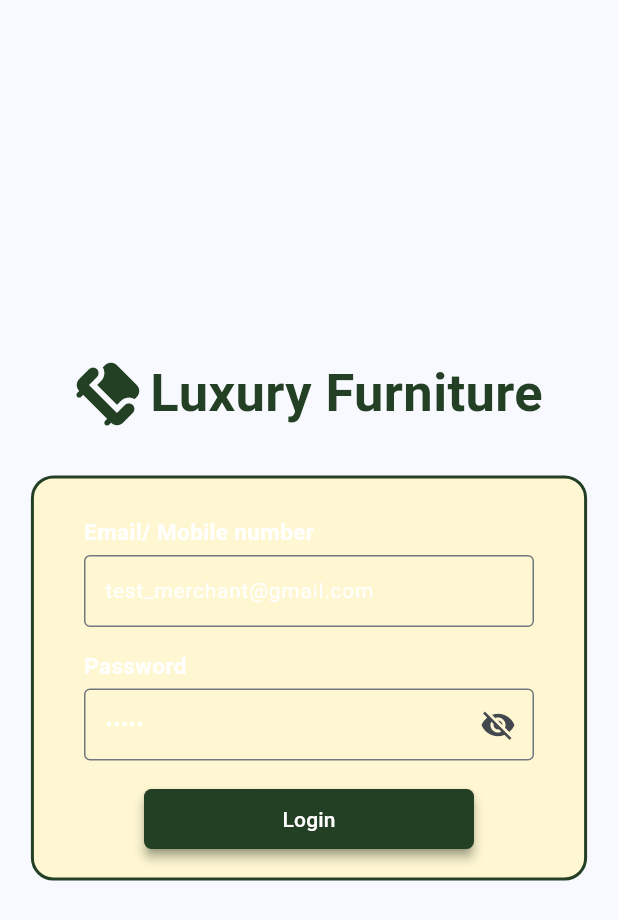
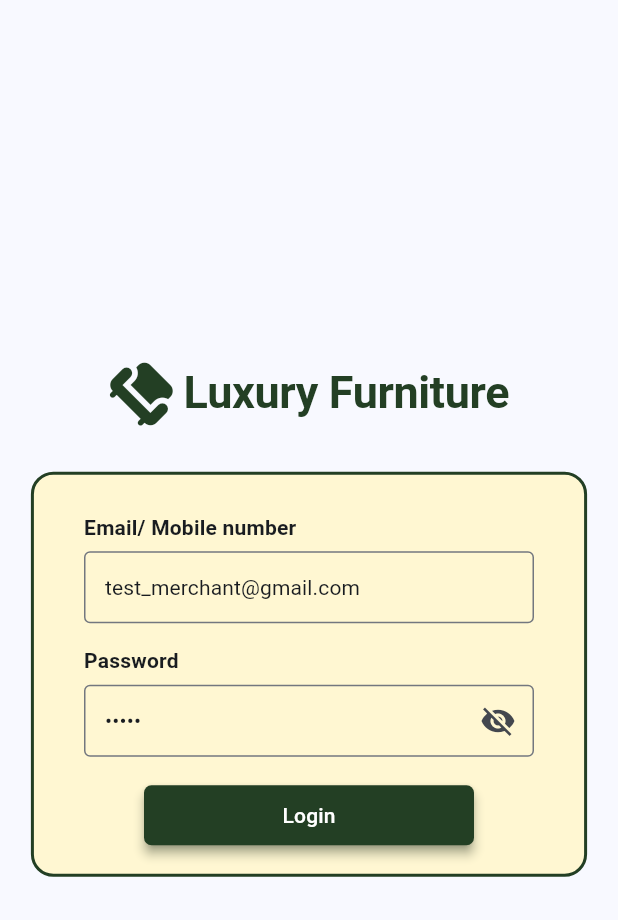
Before and after one commit to Faizan4599/Mebel_Resller, a Flutter app: the screen it shows after launch, on a phone screen of 412 x 824 dp. Shown: the top 920 px of the screen. Run offline on Flutter 3.47's test engine with Material 3 defaults, Android fonts, the phone set to English and light mode, and no system bars; our stand-ins replace bloc, flutter_bloc, fluttertoast, shared_preferences.

```diff
--- a/lib/constant/constant.dart
+++ b/lib/constant/constant.dart
@@ -39,9 +39,15 @@ class Constant {
       selectionHandleColor: Colors.transparent,
     ),
     textTheme: const TextTheme(
+        displayLarge: TextStyle(
+            fontSize: 30,
+            fontWeight: FontWeight.bold,
+            color: CommonColors.primary),
         headlineLarge: TextStyle(fontSize: 20, fontWeight: FontWeight.bold),
         titleLarge: TextStyle(fontSize: 17, fontWeight: FontWeight.bold),
         titleMedium: TextStyle(fontSize: 14, fontWeight: FontWeight.bold),
+        titleSmall: TextStyle(fontSize: 14, fontWeight: FontWeight.normal),
+        displaySmall: TextStyle(fontSize: 14),
         bodyLarge: TextStyle(
           fontSize: 14,
           fontWeight: FontWeight.normal,
--- a/lib/features/login/ui/login_ui.dart
+++ b/lib/features/login/ui/login_ui.dart
@@ -35,12 +35,9 @@ class LoginUi extends StatelessWidget {
               const SizedBox(
                 width: 5,
               ),
-              const Text(
+              Text(
                 Constant.appName,
-                style: TextStyle(
-                    fontSize: 35,
-                    fontWeight: FontWeight.bold,
-                    color: CommonColors.primary),
+                style: Theme.of(context).textTheme.displayLarge,
               ),
             ],
           ),
@@ -69,12 +66,11 @@ class LoginUi extends StatelessWidget {
                     width: 300,
                     child: Column(
                       children: [
-                        const Row(
+                        Row(
                           children: [
                             Text(
                               "Email/ Mobile number",
-                              style: TextStyle(
-                                  fontSize: 15, fontWeight: FontWeight.bold),
+                              style: Theme.of(context).textTheme.titleMedium,
                             )
                           ],
                         ),
@@ -82,6 +78,7 @@ class LoginUi extends StatelessWidget {
                           height: 5,
                         ),
                         TextField(
+                          style: Theme.of(context).textTheme.titleSmall,
                           cursorColor: CommonColors.primary,
                           controller: emailOrMobileTxt,
                           decoration: const InputDecoration(
@@ -107,12 +104,11 @@ class LoginUi extends StatelessWidget {
                     width: 300,
                     child: Column(
                       children: [
-                        const Row(
+                        Row(
                           children: [
                             Text(
                               "Password",
-                              style: TextStyle(
-                                  fontSize: 15, fontWeight: FontWeight.bold),
+                              style: Theme.of(context).textTheme.titleMedium,
                             )
                           ],
                         ),
@@ -125,6 +121,7 @@ class LoginUi extends StatelessWidget {
                               current is LoginShowPasswordState,
                           builder: (context, state) {
                             return TextField(
+                              style: Theme.of(context).textTheme.titleSmall,
                               cursorColor: CommonColors.primary,
                               controller: passTxt,
                               obscureText: state is LoginShowPasswordState
```
Also changed, not shown: lib/features/cart/ui/cart_ui.dart (+16 -8 lines).
